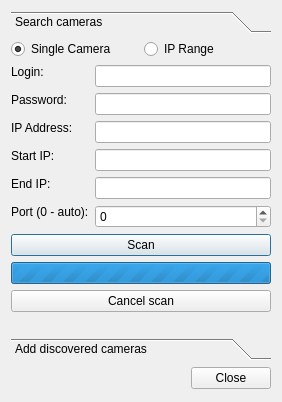
Qt form client/src/ui/dialogs/camera_addition_dialog.ui (networkoptix/nx_open) before a commit.
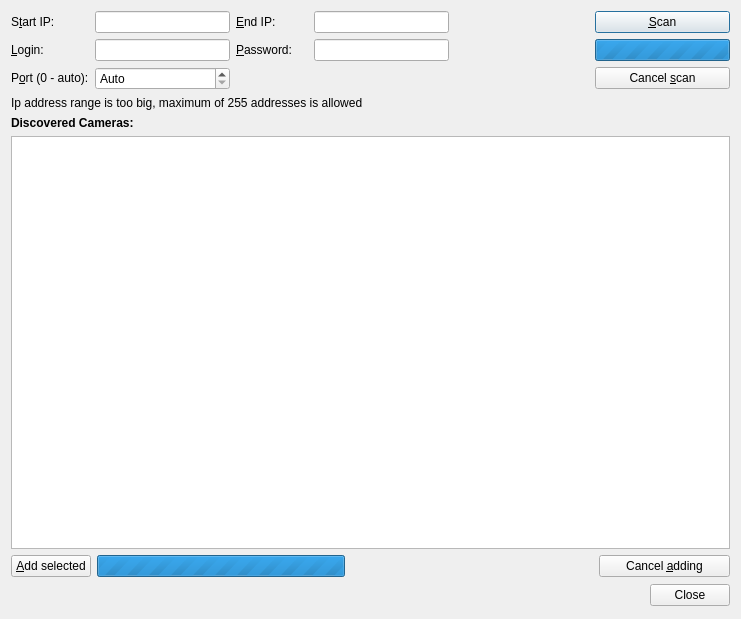
The same form after that commit. The open tabs and pages were chosen to show the change. Custom widgets are drawn as their Qt base class.

Commit message:
Camera addition dialog redesign
<==== Mercurial data ====>
Branch: master

What changed in the file:
```diff
--- a/client/src/ui/dialogs/camera_addition_dialog.ui
+++ b/client/src/ui/dialogs/camera_addition_dialog.ui
@@ -6,8 +6,8 @@
    <rect>
     <x>0</x>
     <y>0</y>
-    <width>300</width>
-    <height>500</height>
+    <width>741</width>
+    <height>619</height>
    </rect>
   </property>
   <property name="sizePolicy">
@@ -28,85 +28,10 @@
   <property name="modal">
    <bool>true</bool>
   </property>
-  <layout class="QVBoxLayout" name="verticalLayout_3">
-   <property name="sizeConstraint">
-    <enum>QLayout::SetFixedSize</enum>
-   </property>
+  <layout class="QVBoxLayout" name="verticalLayout">
    <item>
-    <widget class="QToolBox" name="stagesToolBox">
-     <property name="sizePolicy">
-      <sizepolicy hsizetype="Expanding" vsizetype="Fixed">
-       <horstretch>0</horstretch>
-       <verstretch>0</verstretch>
-      </sizepolicy>
-     </property>
-     <property name="minimumSize">
-      <size>
-       <width>260</width>
-       <height>320</height>
-      </size>
-     </property>
-     <property name="currentIndex">
-      <number>1</number>
-     </property>
-     <widget class="QWidget" name="searchPage">
-      <property name="geometry">
-       <rect>
-        <x>0</x>
-        <y>0</y>
-        <width>282</width>
-        <height>344</height>
-       </rect>
-      </property>
-      <property name="sizePolicy">
-       <sizepolicy hsizetype="Preferred" vsizetype="Fixed">
-        <horstretch>0</horstretch>
-        <verstretch>0</verstretch>
-       </sizepolicy>
-      </property>
-      <property name="minimumSize">
-       <size>
-        <width>0</width>
-        <height>0</height>
-       </size>
-      </property>
-      <attribute name="label">
-       <string>Search cameras</string>
-      </attribute>
-      <layout class="QVBoxLayout" name="verticalLayout_2">
-       <property name="spacing">
-        <number>6</number>
-       </property>
-       <property name="margin">
-        <number>0</number>
-       </property>
-       <item>
-        <layout class="QHBoxLayout" name="horizontalLayout">
-         <item>
-          <widget class="QRadioButton" name="singleRadioButton">
-           <property name="text">
-            <string>Single Camera</string>
-           </property>
-           <property name="checked">
-            <bool>true</bool>
-           </property>
-          </widget>
-         </item>
-         <item>
-          <widget class="QRadioButton" name="rangeRadioButton">
-           <property name="text">
-            <string>IP Range</string>
-           </property>
-          </widget>
-         </item>
-        </layout>
-       </item>
-       <item>
-        <layout class="QFormLayout" name="formLayout">
-         <property name="fieldGrowthPolicy">
-          <enum>QFormLayout::AllNonFixedFieldsGrow</enum>
-         </property>
-         <item row="0" column="0">
+    <layout class="QGridLayout" name="gridLayout">
+     <item row="2" column="0">
           <widget class="QLabel" name="loginLabel">
            <property name="sizePolicy">
             <sizepolicy hsizetype="Preferred" vsizetype="Fixed">
@@ -121,70 +46,14 @@
             </size>
            </property>
            <property name="text">
-            <string>Login:</string>
-           </property>
-          </widget>
-         </item>
-         <item row="0" column="1">
-          <widget class="QLineEdit" name="loginLineEdit">
-           <property name="placeholderText">
-            <string/>
+        <string>&amp;Login:</string>
+       </property>
+       <property name="buddy">
+        <cstring>loginLineEdit</cstring>
            </property>
           </widget>
          </item>
          <item row="1" column="0">
-          <widget class="QLabel" name="passwordLabel">
-           <property name="sizePolicy">
-            <sizepolicy hsizetype="Preferred" vsizetype="Fixed">
-             <horstretch>0</horstretch>
-             <verstretch>0</verstretch>
-            </sizepolicy>
-           </property>
-           <property name="minimumSize">
-            <size>
-             <width>72</width>
-             <height>0</height>
-            </size>
-           </property>
-           <property name="text">
-            <string>Password:</string>
-           </property>
-          </widget>
-         </item>
-         <item row="1" column="1">
-          <widget class="QLineEdit" name="passwordLineEdit">
-           <property name="placeholderText">
-            <string/>
-           </property>
-          </widget>
-         </item>
-         <item row="2" column="0">
-          <widget class="QLabel" name="iPAddressLabel">
-           <property name="sizePolicy">
-            <sizepolicy hsizetype="Preferred" vsizetype="Fixed">
-             <horstretch>0</horstretch>
-             <verstretch>0</verstretch>
-            </sizepolicy>
-           </property>
-           <property name="minimumSize">
-            <size>
-             <width>72</width>
-             <height>0</height>
-            </size>
-           </property>
-           <property name="text">
-            <string>IP Address:</string>
-           </property>
-          </widget>
-         </item>
-         <item row="2" column="1">
-          <widget class="QnIpLineEdit" name="iPAddressLineEdit">
-           <property name="inputMethodHints">
-            <set>Qt::ImhDigitsOnly</set>
-           </property>
-          </widget>
-         </item>
-         <item row="3" column="0">
           <widget class="QLabel" name="startIPLabel">
            <property name="sizePolicy">
             <sizepolicy hsizetype="Preferred" vsizetype="Fixed">
@@ -199,18 +68,34 @@
             </size>
            </property>
            <property name="text">
-            <string>Start IP:</string>
+        <string>S&amp;tart IP:</string>
+       </property>
+       <property name="buddy">
+        <cstring>startIPLineEdit</cstring>
            </property>
           </widget>
          </item>
-         <item row="3" column="1">
+     <item row="1" column="1">
           <widget class="QnIpLineEdit" name="startIPLineEdit">
            <property name="inputMethodHints">
             <set>Qt::ImhDigitsOnly</set>
            </property>
           </widget>
          </item>
-         <item row="4" column="0">
+     <item row="1" column="5">
+      <widget class="QPushButton" name="scanButton">
+       <property name="minimumSize">
+        <size>
+         <width>131</width>
+         <height>0</height>
+        </size>
+       </property>
+       <property name="text">
+        <string>&amp;Scan</string>
+       </property>
+      </widget>
+     </item>
+     <item row="1" column="2">
           <widget class="QLabel" name="endIPLabel">
            <property name="sizePolicy">
             <sizepolicy hsizetype="Preferred" vsizetype="Fixed">
@@ -225,18 +110,122 @@
             </size>
            </property>
            <property name="text">
-            <string>End IP:</string>
+        <string>&amp;End IP:</string>
+       </property>
+       <property name="buddy">
+        <cstring>endIPLineEdit</cstring>
            </property>
           </widget>
          </item>
-         <item row="4" column="1">
+     <item row="1" column="3">
           <widget class="QnIpLineEdit" name="endIPLineEdit">
            <property name="inputMethodHints">
             <set>Qt::ImhDigitsOnly</set>
            </property>
           </widget>
          </item>
-         <item row="5" column="0">
+     <item row="3" column="5">
+      <widget class="QPushButton" name="stopScanButton">
+       <property name="minimumSize">
+        <size>
+         <width>131</width>
+         <height>0</height>
+        </size>
+       </property>
+       <property name="text">
+        <string>Cancel &amp;scan</string>
+       </property>
+      </widget>
+     </item>
+     <item row="2" column="1">
+      <widget class="QLineEdit" name="loginLineEdit">
+       <property name="placeholderText">
+        <string/>
+       </property>
+      </widget>
+     </item>
+     <item row="2" column="5">
+      <widget class="QProgressBar" name="scanProgressBar">
+       <property name="maximum">
+        <number>0</number>
+       </property>
+       <property name="value">
+        <number>-1</number>
+       </property>
+       <property name="format">
+        <string>Scanning...</string>
+       </property>
+      </widget>
+     </item>
+     <item row="1" column="4">
+      <spacer name="horizontalSpacer">
+       <property name="orientation">
+        <enum>Qt::Horizontal</enum>
+       </property>
+       <property name="sizeHint" stdset="0">
+        <size>
+         <width>40</width>
+         <height>20</height>
+        </size>
+       </property>
+      </spacer>
+     </item>
+     <item row="2" column="4">
+      <spacer name="horizontalSpacer_2">
+       <property name="orientation">
+        <enum>Qt::Horizontal</enum>
+       </property>
+       <property name="sizeHint" stdset="0">
+        <size>
+         <width>40</width>
+         <height>20</height>
+        </size>
+       </property>
+      </spacer>
+     </item>
+     <item row="3" column="4">
+      <spacer name="horizontalSpacer_3">
+       <property name="orientation">
+        <enum>Qt::Horizontal</enum>
+       </property>
+       <property name="sizeHint" stdset="0">
+        <size>
+         <width>40</width>
+         <height>20</height>
+        </size>
+       </property>
+      </spacer>
+     </item>
+     <item row="2" column="3">
+      <widget class="QLineEdit" name="passwordLineEdit">
+       <property name="placeholderText">
+        <string/>
+       </property>
+      </widget>
+     </item>
+     <item row="2" column="2">
+      <widget class="QLabel" name="passwordLabel">
+       <property name="sizePolicy">
+        <sizepolicy hsizetype="Preferred" vsizetype="Fixed">
+         <horstretch>0</horstretch>
+         <verstretch>0</verstretch>
+        </sizepolicy>
+       </property>
+       <property name="minimumSize">
+        <size>
+         <width>72</width>
+         <height>0</height>
+        </size>
+       </property>
+       <property name="text">
+        <string>&amp;Password:</string>
+       </property>
+       <property name="buddy">
+        <cstring>passwordLineEdit</cstring>
+       </property>
+      </widget>
+     </item>
+     <item row="3" column="0">
           <widget class="QLabel" name="portLabel">
            <property name="sizePolicy">
             <sizepolicy hsizetype="Preferred" vsizetype="Fixed">
@@ -245,44 +234,24 @@
             </sizepolicy>
            </property>
            <property name="text">
-            <string>Port (0 - auto):</string>
+        <string>P&amp;ort (0 - auto):</string>
+       </property>
+       <property name="buddy">
+        <cstring>portSpinBox</cstring>
            </property>
           </widget>
          </item>
-         <item row="5" column="1">
+     <item row="3" column="1">
           <widget class="QSpinBox" name="portSpinBox">
-           <property name="maximum">
-            <number>32768</number>
-           </property>
-          </widget>
-         </item>
-        </layout>
-       </item>
-       <item>
-        <widget class="QPushButton" name="scanButton">
-         <property name="text">
-          <string>Scan</string>
-         </property>
-        </widget>
-       </item>
-       <item>
-        <widget class="QProgressBar" name="scanProgressBar">
+       <property name="specialValueText">
+        <string>Auto</string>
+       </property>
          <property name="maximum">
-          <number>0</number>
-         </property>
-         <property name="value">
-          <number>-1</number>
-         </property>
-        </widget>
-       </item>
-       <item>
-        <widget class="QPushButton" name="stopScanButton">
-         <property name="text">
-          <string>Cancel scan</string>
-         </property>
-        </widget>
-       </item>
-       <item>
+        <number>65535</number>
+       </property>
+      </widget>
+     </item>
+     <item row="4" column="0" colspan="5">
         <widget class="QLabel" name="validateLabelSearch">
          <property name="sizePolicy">
           <sizepolicy hsizetype="Preferred" vsizetype="Fixed">
@@ -291,40 +260,12 @@
           </sizepolicy>
          </property>
          <property name="text">
-          <string/>
+        <string>Ip address range is too big, maximum of 255 addresses is allowed</string>
          </property>
         </widget>
        </item>
       </layout>
-     </widget>
-     <widget class="QWidget" name="addPage">
-      <property name="geometry">
-       <rect>
-        <x>0</x>
-        <y>0</y>
-        <width>282</width>
-        <height>312</height>
-       </rect>
-      </property>
-      <property name="sizePolicy">
-       <sizepolicy hsizetype="Preferred" vsizetype="Fixed">
-        <horstretch>0</horstretch>
-        <verstretch>0</verstretch>
-       </sizepolicy>
-      </property>
-      <property name="minimumSize">
-       <size>
-        <width>0</width>
-        <height>0</height>
-       </size>
-      </property>
-      <attribute name="label">
-       <string>Add discovered cameras</string>
-      </attribute>
-      <layout class="QVBoxLayout" name="verticalLayout_7">
-       <property name="margin">
-        <number>0</number>
-       </property>
+   </item>
        <item>
         <widget class="QLabel" name="labelAddCameras">
          <property name="sizePolicy">
@@ -341,7 +282,7 @@
        <item>
         <widget class="QTableWidget" name="camerasTable">
          <property name="sizePolicy">
-          <sizepolicy hsizetype="Expanding" vsizetype="Fixed">
+      <sizepolicy hsizetype="Expanding" vsizetype="Expanding">
            <horstretch>0</horstretch>
            <verstretch>0</verstretch>
           </sizepolicy>
@@ -352,11 +293,14 @@
          <property name="autoFillBackground">
           <bool>false</bool>
          </property>
+     <property name="horizontalScrollBarPolicy">
+      <enum>Qt::ScrollBarAsNeeded</enum>
+     </property>
          <property name="rowCount">
           <number>0</number>
          </property>
          <property name="columnCount">
-          <number>3</number>
+      <number>4</number>
          </property>
          <attribute name="horizontalHeaderVisible">
           <bool>false</bool>
@@ -368,7 +312,7 @@
           <number>40</number>
          </attribute>
          <attribute name="horizontalHeaderMinimumSectionSize">
-          <number>20</number>
+      <number>40</number>
          </attribute>
          <attribute name="horizontalHeaderStretchLastSection">
           <bool>true</bool>
@@ -391,12 +335,19 @@
            <string>Name</string>
           </property>
          </column>
-        </widget>
-       </item>
+     <column>
+      <property name="text">
+       <string>Address</string>
+      </property>
+     </column>
+    </widget>
+   </item>
+   <item>
+    <layout class="QHBoxLayout" name="horizontalLayout">
        <item>
         <widget class="QPushButton" name="addButton">
          <property name="text">
-          <string>Add selected</string>
+        <string>&amp;Add selected</string>
          </property>
         </widget>
        </item>
@@ -410,16 +361,33 @@
          </property>
         </widget>
        </item>
+     <item>
+      <spacer name="horizontalSpacer_5">
+       <property name="orientation">
+        <enum>Qt::Horizontal</enum>
+       </property>
+       <property name="sizeHint" stdset="0">
+        <size>
+         <width>40</width>
+         <height>20</height>
+        </size>
+       </property>
+      </spacer>
+     </item>
        <item>
         <widget class="QPushButton" name="stopAddButton">
+       <property name="minimumSize">
+        <size>
+         <width>131</width>
+         <height>0</height>
+        </size>
+       </property>
          <property name="text">
-          <string>Cancel adding</string>
+        <string>Cancel &amp;adding</string>
          </property>
         </widget>
        </item>
       </layout>
-     </widget>
-    </widget>
    </item>
    <item>
     <widget class="QDialogButtonBox" name="buttonBox">
```
Left out of the diff: 9 changed lines with no effect on the pictures. Lines whose indentation alone changed are shown as unchanged. The commit also changes 2 other files.
